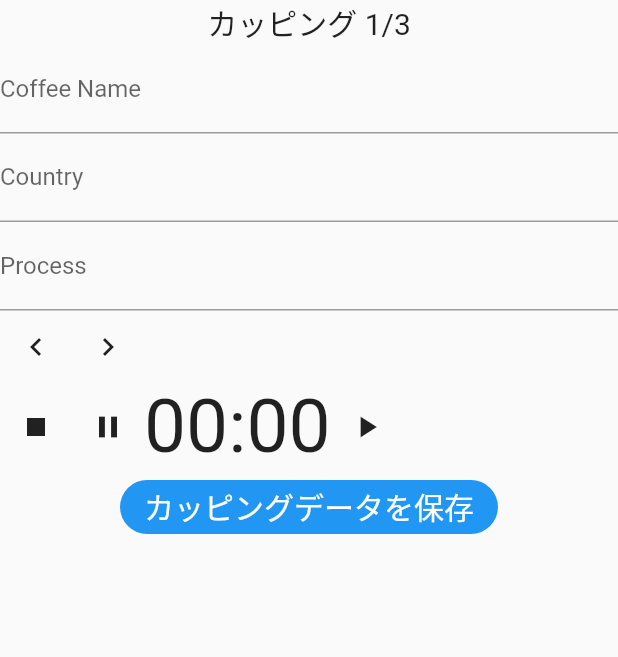
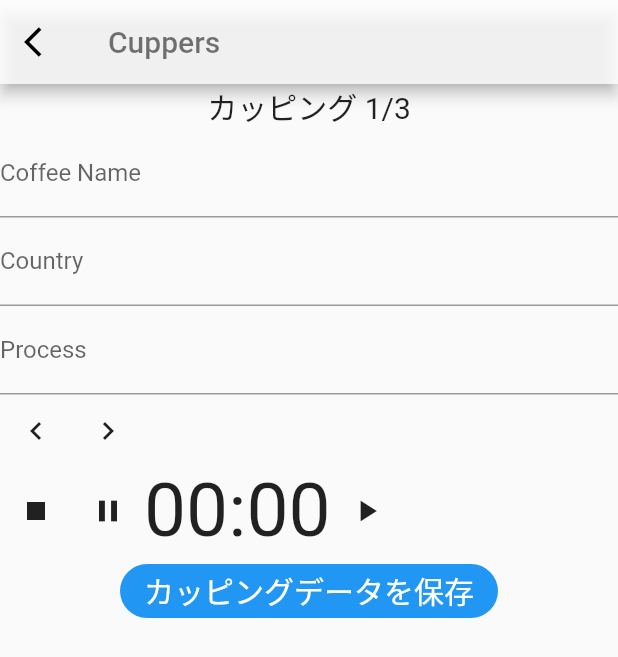
Before and after one commit to aiirononeko/cuppers_mobile, a Flutter app: the HomePage screen opened by its route, after a tap on the "add" icon, on a phone screen of 412 x 824 dp. Shown: the top 657 px of the screen. Run offline on Flutter 3.47's test engine with Material 2 defaults, Android fonts, the phone set to English and light mode, and no system bars; our stand-ins replace cloud_firestore, firebase_auth, firebase_core; missing offline and left inert: flutter_radar_chart; accounts and stored records are empty.

Commit message:
AppBarを微修正

```diff
--- a/lib/main.dart
+++ b/lib/main.dart
@@ -1,6 +1,7 @@
 import 'package:firebase_core/firebase_core.dart';
 import 'package:flutter/material.dart';
 import 'package:firebase_auth/firebase_auth.dart';
+import 'package:flutter/services.dart';
 
 import './views/RegistrationPage.dart';
 import './views/LoginPage.dart';
@@ -64,7 +65,15 @@ class _HomePageState extends State<HomePage> {
   @override
   Widget build(BuildContext context) {
     return Scaffold(
-      appBar: AppBar(title: Text("Cuppers")),
+      appBar: AppBar(
+        title: Text(
+          'Cuppers',
+          style: TextStyle(
+            color: Colors.black54
+          ),
+        ),
+        backgroundColor: Colors.white.withOpacity(0.8),
+      ),
       body: _pageList[_selectedIndex],
       bottomNavigationBar: BottomNavigationBar(
         items: const [
--- a/lib/views/CuppingPage.dart
+++ b/lib/views/CuppingPage.dart
@@ -81,6 +81,25 @@ class _CuppingPageState extends State<CuppingPage> {
     ];
 
     return Scaffold(
+      appBar: AppBar(
+        title: Text(
+          'Cuppers',
+          style: TextStyle(
+              color: Colors.black54
+          ),
+        ),
+        backgroundColor: Colors.white.withOpacity(0.8),
+        leading: new IconButton(
+          icon: new Icon(Icons.arrow_back_ios, color: Colors.black),
+          onPressed: () {
+            if (this._timer != null) {
+              // タイマーをストップする
+              this._timer.cancel();
+            }
+            Navigator.of(context).pop();
+          },
+        ),
+      ),
       body: Column(
         children: <Widget>[
           _pageList[_selectIndex],
```
